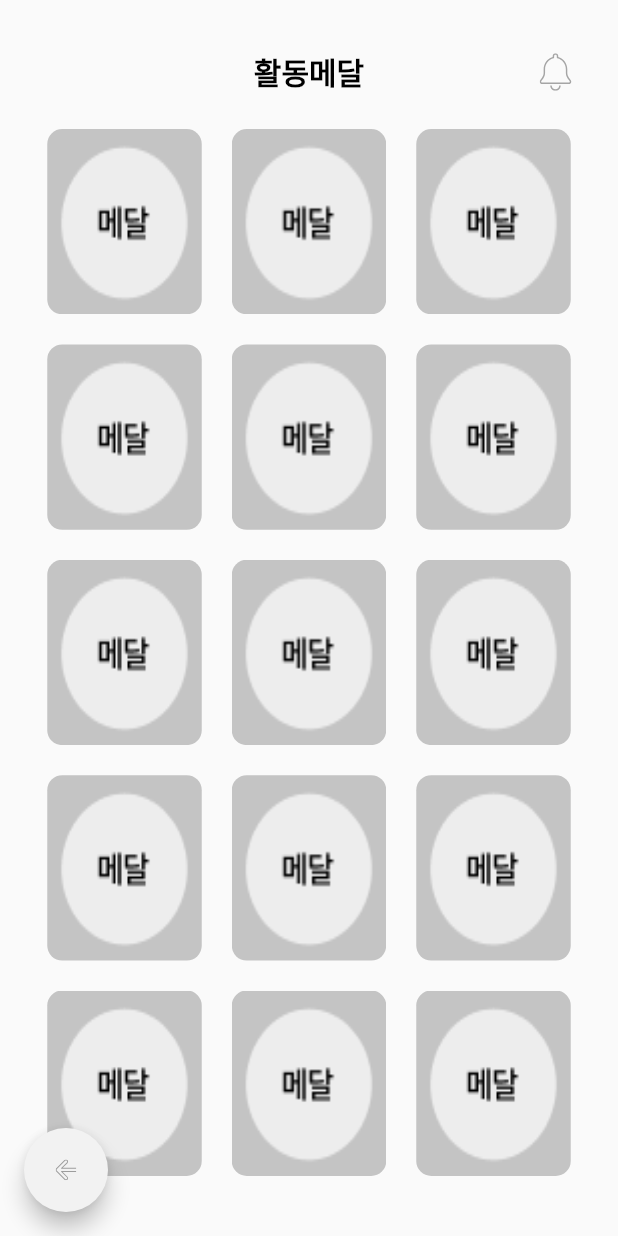
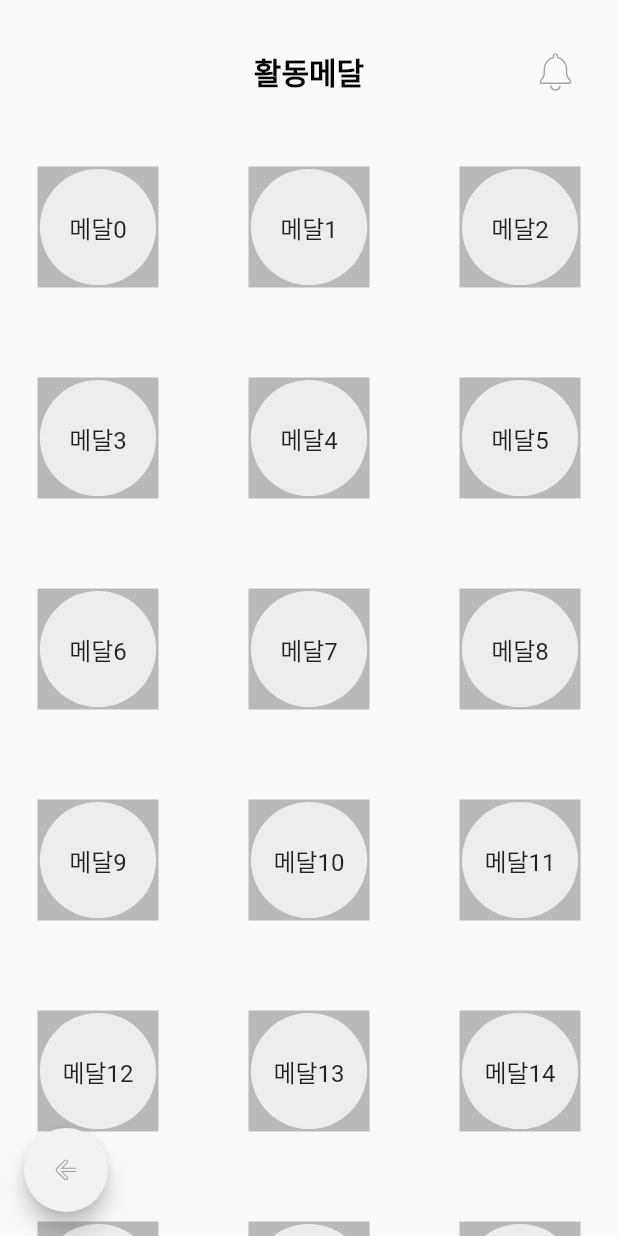
Before and after one commit to sshinndo/BonAPetti, a Flutter app: the ActivityMedal screen opened directly, on a phone screen of 412 x 824 dp. Run offline on Flutter 3.47's test engine with Material 2 defaults, Android fonts, the phone set to English and light mode, and no system bars; our stand-ins replace csv, dio, file_picker, firebase_auth, flutter_svg, image_picker and 2 more; missing offline and left inert: kakao_flutter_sdk; accounts and stored records are empty; generated files the repository leaves out were written again; network calls fail; project files that could hold a hidden picture were left out.

Commit message:
기능별 widget, class, screen 폴더 설정/ 활동 메달 Pop-up 스크린 추가/ 프로필 이미지를 갤러리에서 첨부 기능 구현 진행중

```diff
--- a/lib/myPage/screen/ActivityMedalScreen.dart
+++ b/lib/myPage/screen/ActivityMedalScreen.dart
@@ -2,9 +2,10 @@ import 'package:flutter/material.dart';
 import 'package:image_picker/image_picker.dart';
 import 'package:pet_service_application/appbar/AppBarWithAlarm.dart';
 import 'package:pet_service_application/bottombar/MenuBottomBar.dart';
+import 'package:pet_service_application/class/colorCustomClass.dart';
 
 // Gridview 참고하기 : https://devmg.tistory.com/181
-
+//
 // 활동메달(메달목록) 페이지
 class ActivityMedal extends StatefulWidget {
   const ActivityMedal({Key? key}) : super(key: key);
@@ -15,10 +16,15 @@ class ActivityMedal extends StatefulWidget {
 
 class _ActivityMedalState extends State<ActivityMedal> {
 
+  final List<String> items = List.generate(20, (i){
+    return '메달${i}';
+  });
+
   @override
   Widget build(BuildContext context) {
     var width = MediaQuery.of(context).size.width;
     var height = MediaQuery.of(context).size.height;
+
     return Scaffold(
       floatingActionButton: BackSpaceButton(),
       floatingActionButtonLocation: FloatingActionButtonLocation.startFloat,
@@ -26,86 +32,147 @@ class _ActivityMedalState extends State<ActivityMedal> {
         child: Column(
           children: [
             AppBarWithAlarm(nickName: "활동메달"),
-            Row(
-              mainAxisAlignment: MainAxisAlignment.center,
-              children: <Widget>[
-                NewWidget(width: width, height: height),
-                SizedBox(width:20),
-                NewWidget(width: width, height: height),
-                SizedBox(width:20),
-                NewWidget(width: width, height: height),
-              ],
-            ),
-            SizedBox(height: 20),
-            Row(
-              mainAxisAlignment: MainAxisAlignment.center,
-              children: <Widget>[
-                NewWidget(width: width, height: height),
-                SizedBox(width:20),
-                NewWidget(width: width, height: height),
-                SizedBox(width:20),
-                NewWidget(width: width, height: height),
-              ],
-            ),
-            SizedBox(height: 20),
-            Row(
-              mainAxisAlignment: MainAxisAlignment.center,
-              children: <Widget>[
-                NewWidget(width: width, height: height),
-                SizedBox(width:20),
-                NewWidget(width: width, height: height),
-                SizedBox(width:20),
-                NewWidget(width: width, height: height),
-              ],
-            ),
-            SizedBox(height: 20),
-            Row(
-              mainAxisAlignment: MainAxisAlignment.center,
-              children: <Widget>[
-                NewWidget(width: width, height: height),
-                SizedBox(width:20),
-                NewWidget(width: width, height: height),
-                SizedBox(width:20),
-                NewWidget(width: width, height: height),
-              ],
-            ),
-            SizedBox(height: 20),
-            Row(
-              mainAxisAlignment: MainAxisAlignment.center,
-              children: <Widget>[
-                NewWidget(width: width, height: height),
-                SizedBox(width:20),
-                NewWidget(width: width, height: height),
-                SizedBox(width:20),
-                NewWidget(width: width, height: height),
-              ],
+            Expanded( // Expanded를 쓰지 않으면 화면상에 메달이 출력이 안 됨
+              child: GridView.builder(
+                  gridDelegate: SliverGridDelegateWithFixedCrossAxisCount(
+                    crossAxisCount: 3,
+                    mainAxisSpacing: 10,
+                    crossAxisSpacing: 10,
+                    childAspectRatio: 1/1, //각 타일의 가로/세로 비율
+                  ),
+                  itemCount: items.length,
+                  itemBuilder: (context, i){
+                    return InkWell(
+                      onTap: (){
+                        // setState(() {}); : 터치 시 메달 상태 변화
+                        MedalPopUpPage();
+                      },
+                      child: Stack(
+                        alignment: Alignment.center,
+                        children: [
+                          Container(// 바깥쪽 회색 테두리
+                            width: width* 0.36,
+                            height: width* 0.36,
+                            alignment: Alignment.center,
+                            decoration: BoxDecoration(
+                              color: GREY,
+                              //color: Colors.grey[300],
+                            ),
+                            margin: EdgeInsets.all(25.0),
+                          ),
+                          Positioned(
+                            // 흰색 동그라미
+                            width: width* 0.188,
+                            height: width* 0.188,
+                            child: Container(
+                              decoration: BoxDecoration(
+                                color: Color.fromRGBO(237, 237, 237, 1),
+                                shape: BoxShape.circle
+                              ),
+                            ),
+                          ),
+                          GridTile(
+                            // borderRadius: BorderRadius.circular(100),
+                              child: Text(
+                                items[i],
+                                style: TextStyle(
+                                    fontSize: 16.0
+                                ),
+                              )
+                          ),
+                        ]
+                      ),
+                    );
+                  }
+              ),
             ),
           ],
         ),
       ),
     );
   }
-}
 
-class NewWidget extends StatelessWidget {
-  const NewWidget({
-    Key? key,
-    required this.width,
-    required this.height,
-  }) : super(key: key);
+  void MedalPopUpPage() {
+    var width = MediaQuery.of(context).size.width;
+    var height = MediaQuery.of(context).size.height;
+    showDialog(
+      context: context,
+      builder: (BuildContext context) {
 
-  final double width;
-  final double height;
+        // Future.delayed(Duration(seconds: 3), () {
+        //   Navigator.pop(context);
+        // });
 
-  @override
-  Widget build(BuildContext context) {
-    return ClipRRect(
-      borderRadius: BorderRadius.circular(10),
-      child: Image.asset("images/profile/sample_medal.png",
-        width: width*.25,
-        height: height*.15,
-        fit: BoxFit.fill,
-      ),
+        return AlertDialog(
+          shape: RoundedRectangleBorder(
+              borderRadius: BorderRadius.circular(12.0)
+          ),
+          title: Container(
+            // color: Colors.red,
+            child: Row(
+              mainAxisAlignment: MainAxisAlignment.end,
+              children: [
+                InkWell(
+                  onTap: (){
+                    Navigator.pop(context);
+                    },
+                    child: Icon(Icons.close, size: 36)
+                )
+              ],
+            ),
+          ),
+          content: Container(
+            width: width*0.8,
+            height: height*0.6,
+            // color: Colors.blue,
+            child: Column(
+              children: [
+                Text(
+                    "회원가입메달",
+                  style: TextStyle(
+                    fontSize: 16,
+                    fontWeight: FontWeight.bold,
+                  ),
+                ),
+                SizedBox(height: 45),
+                CircleAvatar(
+                  radius: 200,
+                  backgroundColor: LIGHTGREY,
+                ),
+                SizedBox(height: 31),
+                Text(
+                  "보나펫티 가입을 환영합니다!",
+                  style: TextStyle(
+                    fontSize: 16,
+                    fontWeight: FontWeight.bold,
+                  ),
+                ),
+                SizedBox(height: 15),
+                Text(
+                  "회원가입을 한 분들을 위한 메달",
+                  style: TextStyle(
+                    fontSize: 12,
+                    fontWeight: FontWeight.bold,
+                  ),
+                ),
+              ],
+            ),
+        )
+        );
+      },
     );
   }
 }
+class MedalPopUpScreen extends StatefulWidget {
+  const MedalPopUpScreen({Key? key}) : super(key: key);
+
+  @override
+  _MedalPopUpScreenState createState() => _MedalPopUpScreenState();
+}
+
+class _MedalPopUpScreenState extends State<MedalPopUpScreen> {
+  @override
+  Widget build(BuildContext context) {
+    return Container();
+  }
+}
--- a/lib/myPage/widget/UserProfileWidget.dart
+++ b/lib/myPage/widget/UserProfileWidget.dart
@@ -1,6 +1,6 @@
 import 'package:flutter/material.dart';
 import 'package:pet_service_application/log_in/class/UserInfoClass.dart';
-import 'package:pet_service_application/mypage/widget/PetProfileWidget.dart';
+import 'package:pet_service_application/myPage/widget/PetProfileWidget.dart';
 
 class UserProfileWidget extends StatefulWidget {
   const UserProfileWidget({Key? key}) : super(key: key);
```
Also changed, not shown: lib/myPage/screen/MyPageScreen.dart (+0 -36 lines), lib/myPage/screen/UserProfileScreen.dart (+40 -2 lines).
